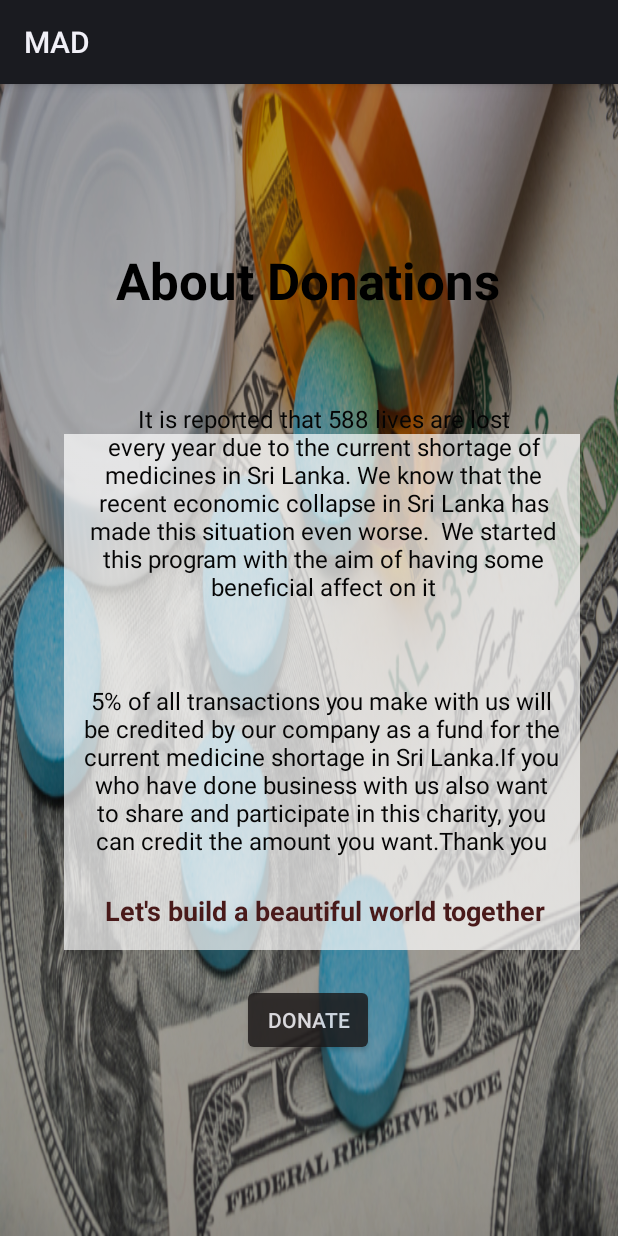
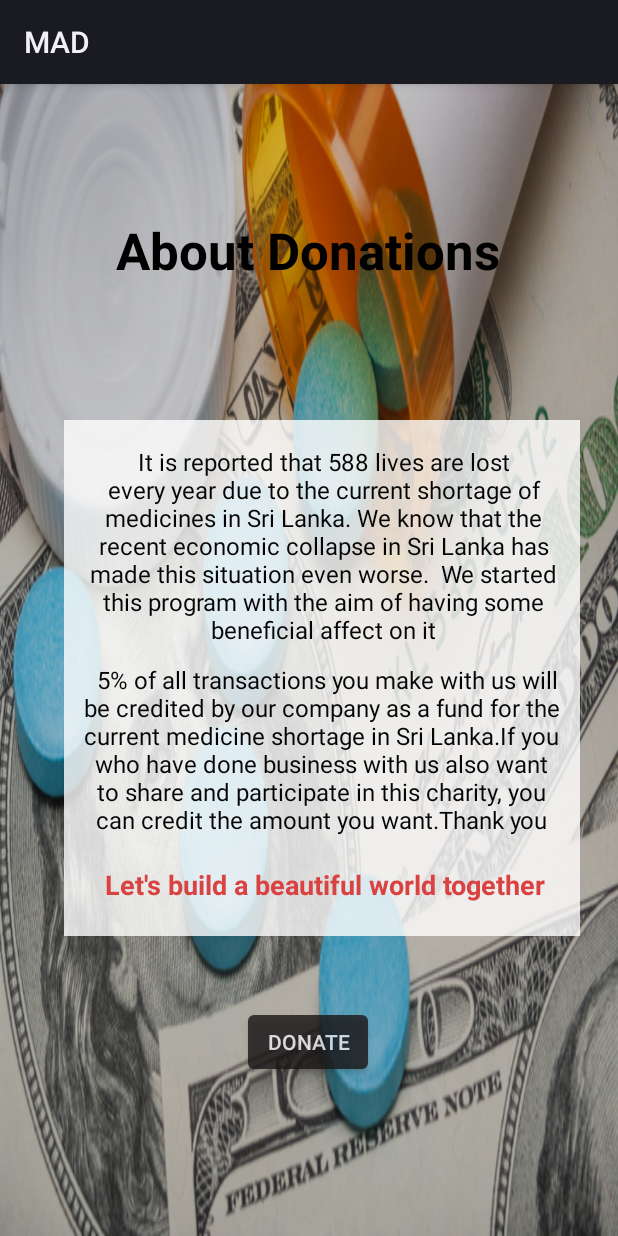
Before and after one commit to IT21271250/MAD-CKT_Travel_and_Tourism, an Android app: the layout about.xml on its own in the app's theme, with its tools: preview values and no code run, on a phone screen of 412 x 824 dp. Run offline under Robolectric (Android 15) with nearby library versions, the phone set to English and light mode, and no system bars.

Commit message:
initial commit

```diff
--- a/app/src/main/AndroidManifest.xml
+++ b/app/src/main/AndroidManifest.xml
@@ -18,6 +18,9 @@
         <activity
             android:name=".activity.EmployeeDetailsActivity">
         </activity>
+        <activity
+            android:name="com.example.mad.activity.AboutActivity" />
+
 
 
         <activity
--- a/app/src/main/java/com/example/mad/activity/AboutActivity.kt
+++ b/app/src/main/java/com/example/mad/activity/AboutActivity.kt
@@ -1,5 +1,12 @@
 package com.example.mad.activity
 
-class AboutActivity {
+import android.os.Bundle
+import androidx.appcompat.app.AppCompatActivity
+import com.example.mad.R
 
+class AboutActivity : AppCompatActivity() {
+    override fun onCreate(savedInstanceState: Bundle?) {
+        super.onCreate(savedInstanceState)
+        setContentView(R.layout.about)
+    }
 }
--- a/app/src/main/res/layout/about.xml
+++ b/app/src/main/res/layout/about.xml
@@ -11,7 +11,7 @@
         android:id="@+id/view"
         android:layout_width="match_parent"
         android:layout_height="match_parent"
-        android:alpha="0.3"
+        android:alpha="0.2"
         android:background="@android:color/black"
         app:layout_constraintStart_toStartOf="parent"
         app:layout_constraintTop_toTopOf="parent" />
@@ -21,34 +21,33 @@
         android:layout_width="344dp"
         android:layout_height="374dp"
         android:layout_marginBottom="176dp"
-        android:alpha="0.7"
+        android:alpha="0.8"
         android:src="@drawable/img_2"
         app:layout_constraintBottom_toBottomOf="@+id/view"
         app:layout_constraintEnd_toEndOf="@+id/view"
         app:layout_constraintHorizontal_bias="0.626"
         app:layout_constraintStart_toStartOf="parent"
         app:layout_constraintTop_toBottomOf="@+id/textView4"
-        app:layout_constraintTop_toTopOf="parent"
-        app:layout_constraintVertical_bias="1.0" />
+        app:layout_constraintVertical_bias="0.892" />
 
     <Button
         android:id="@+id/btnInsertData"
         android:layout_width="wrap_content"
         android:layout_height="wrap_content"
-        android:layout_marginTop="600dp"
+        android:layout_marginTop="32dp"
         android:alpha="0.8"
         android:backgroundTint="#1B1717"
         android:text="Donate"
         app:layout_constraintEnd_toEndOf="parent"
         app:layout_constraintHorizontal_bias="0.498"
         app:layout_constraintStart_toStartOf="parent"
-        app:layout_constraintTop_toTopOf="parent" />
+        app:layout_constraintTop_toBottomOf="@+id/imageView" />
 
     <TextView
         android:id="@+id/textView4"
         android:layout_width="wrap_content"
         android:layout_height="wrap_content"
-        android:layout_marginTop="108dp"
+        android:layout_marginTop="88dp"
         android:text="About Donations"
         android:textColor="#000000"
         android:textSize="34sp"
@@ -62,7 +61,7 @@
         android:id="@+id/textView5"
         android:layout_width="318dp"
         android:layout_height="140dp"
-        android:layout_marginTop="212dp"
+        android:layout_marginTop="32dp"
         android:text="It is reported that 588 lives are lost every year due to the current shortage of medicines in Sri Lanka. We know that the recent economic collapse in Sri Lanka has made this situation even worse.  We started this program with the aim of having some beneficial affect on it"
         android:textAlignment="center"
         android:textColor="#050505"
@@ -70,14 +69,14 @@
         app:layout_constraintEnd_toEndOf="@+id/imageView"
         app:layout_constraintHorizontal_bias="0.823"
         app:layout_constraintStart_toStartOf="parent"
-        app:layout_constraintTop_toTopOf="parent" />
+        app:layout_constraintTop_toTopOf="@+id/imageView" />
 
     <TextView
         android:id="@+id/textView6"
         android:layout_width="318dp"
         android:layout_height="120dp"
         android:layout_marginBottom="72dp"
-        android:text="5% of all transactions you make with us will be credited by our company as a fund for the current medicine shortage in Sri Lanka.If you who have done business with us also want to share and participate in this charity, you can credit the amount you want.Thank you"
+        android:text="  5% of all transactions you make with us will be credited by our company as a fund for the current medicine shortage in Sri Lanka.If you who have done business with us also want to share and participate in this charity, you can credit the amount you want.Thank you"
         android:textAlignment="center"
         android:textColor="#050505"
         android:textSize="16sp"
@@ -85,24 +84,21 @@
         app:layout_constraintEnd_toEndOf="@+id/imageView"
         app:layout_constraintHorizontal_bias="0.808"
         app:layout_constraintStart_toStartOf="parent"
-        app:layout_constraintTop_toTopOf="parent"
-        app:layout_constraintVertical_bias="1.0" />
+        app:layout_constraintTop_toBottomOf="@+id/textView5" />
 
     <TextView
         android:id="@+id/textView7"
         android:layout_width="316dp"
         android:layout_height="25dp"
         android:layout_marginEnd="12dp"
-        android:layout_marginBottom="28dp"
+        android:layout_marginBottom="36dp"
         android:text="Let's build a beautiful world together"
         android:textAlignment="center"
-        android:textColor="#491A1A"
+        android:textColor="#DA4242"
         android:textSize="18sp"
         android:textStyle="bold"
         app:layout_constraintBottom_toBottomOf="@+id/imageView"
         app:layout_constraintEnd_toEndOf="@+id/imageView"
         app:layout_constraintHorizontal_bias="1.0"
-        app:layout_constraintStart_toStartOf="parent"
-        app:layout_constraintTop_toTopOf="parent"
-        app:layout_constraintVertical_bias="1.0" />
+        app:layout_constraintStart_toStartOf="parent" />
 </androidx.constraintlayout.widget.ConstraintLayout>
```
